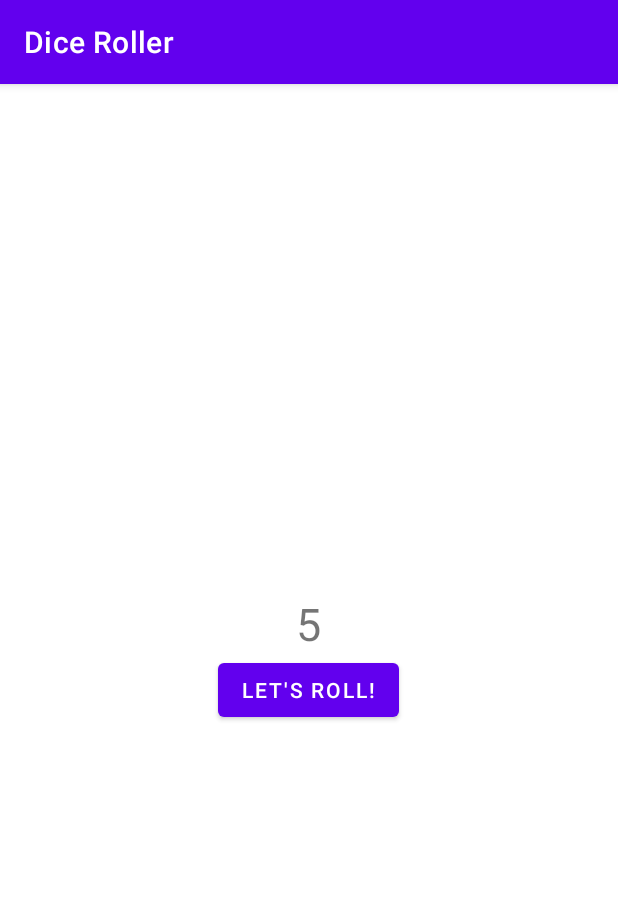
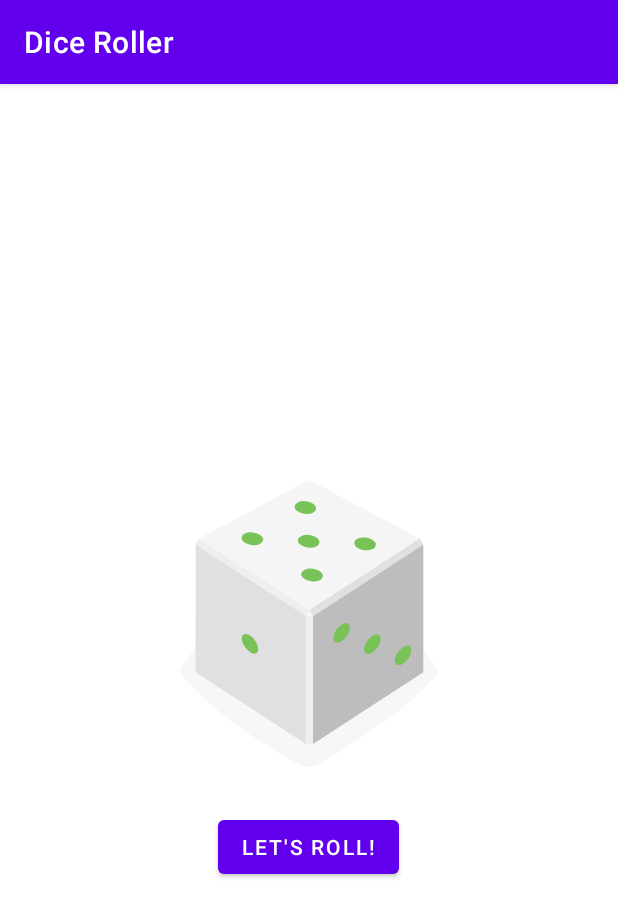
Before and after one commit to augsmachado/android_dice_roller, an Android app: the screen it shows after launch (MainActivity), after a tap on "LET'S ROLL!", on a phone screen of 412 x 824 dp. Shown: the top 917 px of the screen. Run offline under Robolectric (Android 15) with nearby library versions, the phone set to English and light mode, and no system bars.

Commit message:
[MainActivity.kt] Add the ImageView in func rollDice

```diff
--- a/dice_roller/app/src/main/java/com/example/diceroller/MainActivity.kt
+++ b/dice_roller/app/src/main/java/com/example/diceroller/MainActivity.kt
@@ -1,9 +1,9 @@
 package com.example.diceroller
 
-import androidx.appcompat.app.AppCompatActivity
 import android.os.Bundle
 import android.widget.Button
-import android.widget.TextView
+import android.widget.ImageView
+import androidx.appcompat.app.AppCompatActivity
 import java.util.*
 
 class MainActivity : AppCompatActivity() {
@@ -15,18 +15,24 @@ class MainActivity : AppCompatActivity() {
         val rollButton: Button = findViewById(R.id.roll_button)
         rollButton.text = "Let's roll!"
 
-        rollButton.setOnClickListener() {
+        rollButton.setOnClickListener {
             rollDice()
         }
     }
 
     private fun rollDice() {
-        val resultText: TextView = findViewById(R.id.result_Text)
 
-        val randomInt = Random().nextInt(6) + 1
+        val drawableResource = when (Random().nextInt(6) + 1) {
+            1 -> R.drawable.dice_1
+            2 -> R.drawable.dice_2
+            3 -> R.drawable.dice_3
+            4 -> R.drawable.dice_4
+            5 -> R.drawable.dice_5
+            else -> R.drawable.dice_6
+        }
 
-        resultText.text = randomInt.toString()
-
+        val diceImage: ImageView = findViewById(R.id.dice_image)
+        diceImage.setImageResource(drawableResource)
     }
 
 }
--- a/dice_roller/app/src/main/res/layout/activity_main.xml
+++ b/dice_roller/app/src/main/res/layout/activity_main.xml
@@ -7,14 +7,13 @@
     android:orientation="vertical"
     tools:context=".MainActivity">
 
-    <TextView
-        android:id="@+id/result_Text"
+    <ImageView
+        android:id="@+id/dice_image"
         android:layout_width="wrap_content"
         android:layout_height="wrap_content"
         android:layout_gravity="center_horizontal"
-        android:textSize="30sp"
-        android:text="1"
-        />
+        android:src="@drawable/empty_dice"
+        android:contentDescription="TODO" />
 
     <Button
         android:id="@+id/roll_button"
```
